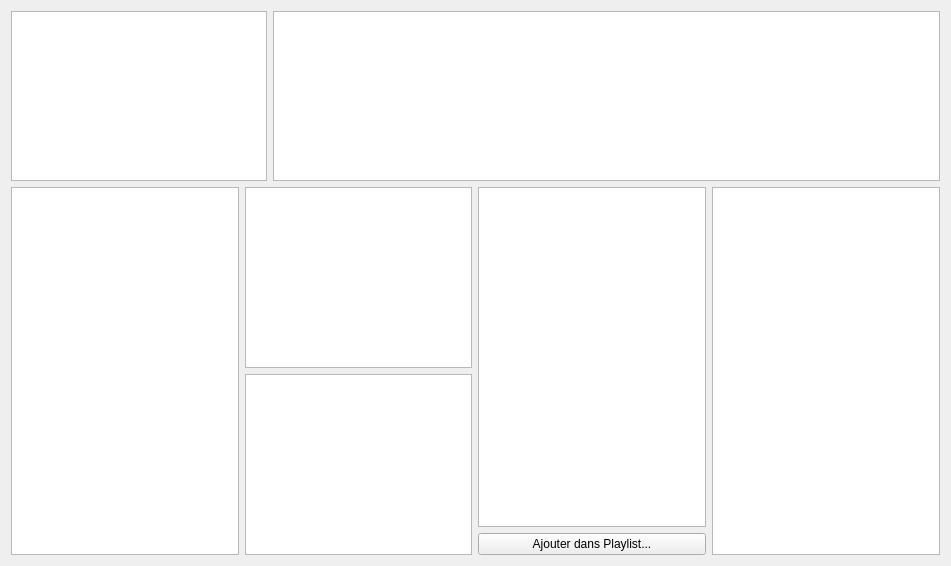
Qt form ongletmp3.ui (toopoormaghell/projet-musique) before a commit.
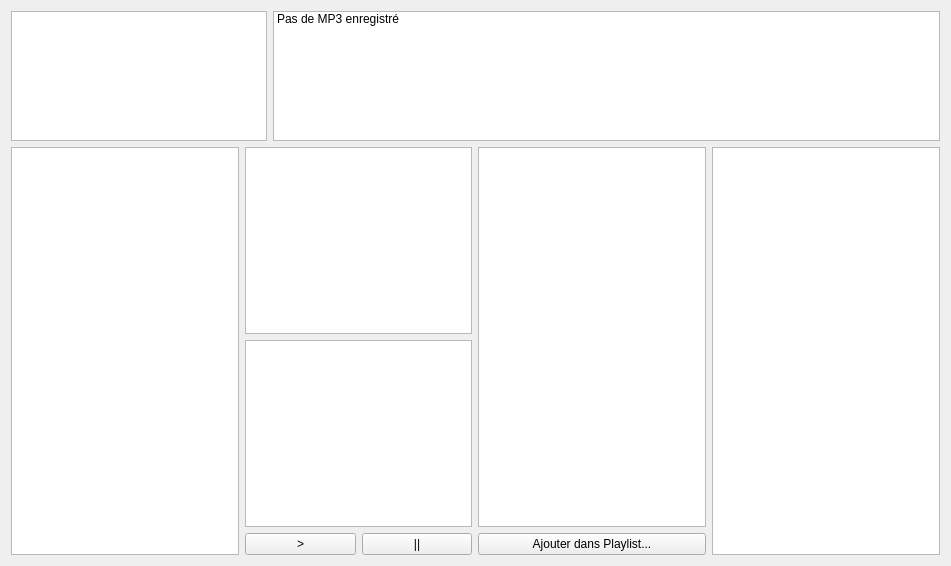
The same form after that commit.

The edit to the form file:
```diff
--- a/ongletmp3.ui
+++ b/ongletmp3.ui
@@ -18,6 +18,12 @@
     <layout class="QHBoxLayout" name="horizontalLayout">
      <item alignment="Qt::AlignLeft|Qt::AlignTop">
       <widget class="QListWidget" name="Categories">
+       <property name="maximumSize">
+        <size>
+         <width>16777215</width>
+         <height>140</height>
+        </size>
+       </property>
        <property name="iconSize">
         <size>
          <width>50</width>
@@ -40,6 +46,12 @@
      </item>
      <item alignment="Qt::AlignTop">
       <widget class="QListWidget" name="Artistes">
+       <property name="maximumSize">
+        <size>
+         <width>16777215</width>
+         <height>140</height>
+        </size>
+       </property>
        <property name="contextMenuPolicy">
         <enum>Qt::DefaultContextMenu</enum>
        </property>
@@ -115,6 +127,11 @@
        <property name="sortingEnabled">
         <bool>false</bool>
        </property>
+       <item>
+        <property name="text">
+         <string>Pas de MP3 enregistré</string>
+        </property>
+       </item>
       </widget>
      </item>
     </layout>
@@ -158,6 +175,24 @@
        <item>
         <widget class="QTableWidget" name="Similaires"/>
        </item>
+       <item>
+        <layout class="QHBoxLayout" name="horizontalLayout_3">
+         <item>
+          <widget class="QPushButton" name="Lecture">
+           <property name="text">
+            <string>&gt;</string>
+           </property>
+          </widget>
+         </item>
+         <item>
+          <widget class="QPushButton" name="Stop">
+           <property name="text">
+            <string>||</string>
+           </property>
+          </widget>
+         </item>
+        </layout>
+       </item>
       </layout>
      </item>
      <item>
```
